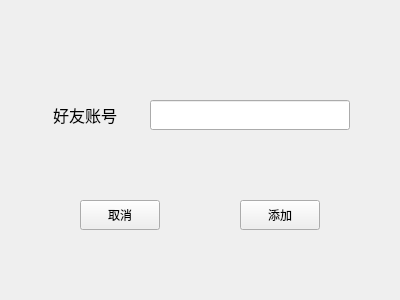
First picture: the form in movie_client/addfriend.ui, repository GuThree/movie_client, before the edit.
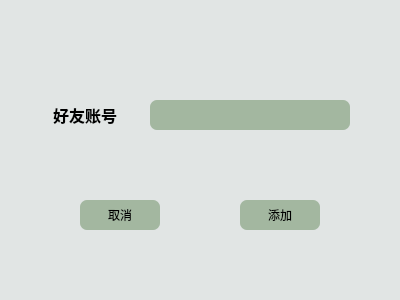
Second picture: the form after the edit.

```diff
--- a/movie_client/addfriend.ui
+++ b/movie_client/addfriend.ui
@@ -25,6 +25,9 @@
   <property name="windowTitle">
    <string>Form</string>
   </property>
+  <property name="styleSheet">
+   <string notr="true">background-color:rgb(225, 229, 228);</string>
+  </property>
   <widget class="QLabel" name="label">
    <property name="geometry">
     <rect>
@@ -34,8 +37,11 @@
      <height>30</height>
     </rect>
    </property>
+   <property name="styleSheet">
+    <string notr="true">font: 11pt &quot;黑体&quot;;</string>
+   </property>
    <property name="text">
-    <string>&lt;html&gt;&lt;head/&gt;&lt;body&gt;&lt;p align=&quot;center&quot;&gt;&lt;span style=&quot; font-size:12pt;&quot;&gt;好友账号&lt;/span&gt;&lt;/p&gt;&lt;/body&gt;&lt;/html&gt;</string>
+    <string>&lt;html&gt;&lt;head/&gt;&lt;body&gt;&lt;p align=&quot;center&quot;&gt;&lt;span style=&quot; font-size:12pt; font-weight:600;&quot;&gt;好友账号&lt;/span&gt;&lt;/p&gt;&lt;/body&gt;&lt;/html&gt;</string>
    </property>
   </widget>
   <widget class="QLineEdit" name="lineEdit">
@@ -47,6 +53,10 @@
      <height>30</height>
     </rect>
    </property>
+   <property name="styleSheet">
+    <string notr="true">background-color:rgb(163, 183, 160);
+border-radius:7px;</string>
+   </property>
   </widget>
   <widget class="QPushButton" name="addfriendButton">
    <property name="geometry">
@@ -57,6 +67,11 @@
      <height>30</height>
     </rect>
    </property>
+   <property name="styleSheet">
+    <string notr="true">background-color:rgb(163, 183, 160);
+font: 11pt &quot;黑体&quot;;
+border-radius:7px;</string>
+   </property>
    <property name="text">
     <string>添加</string>
    </property>
@@ -70,6 +85,11 @@
      <height>30</height>
     </rect>
    </property>
+   <property name="styleSheet">
+    <string notr="true">background-color:rgb(163, 183, 160);
+font: 11pt &quot;黑体&quot;;
+border-radius:7px;</string>
+   </property>
    <property name="text">
     <string>取消</string>
    </property>
```
